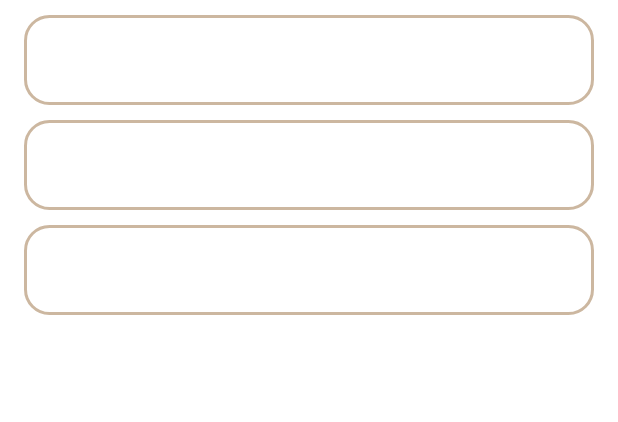
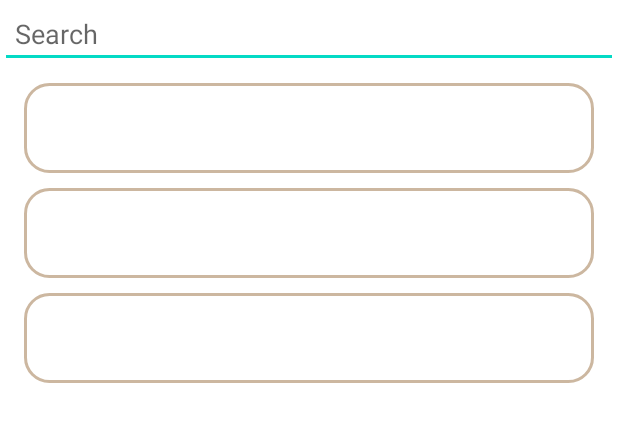
Before and after one commit to DMerzlyakov/Aston-Dev-5-6, an Android app: the layout fragment_contact_list.xml on its own in the app's theme, with its tools: preview values and no code run, on a phone screen of 412 x 824 dp. Shown: the top 422 px of the screen. Run offline under Robolectric (Android 15) with nearby library versions, the phone set to English and light mode, and no system bars.

Commit message:
6_1 - Поиск по имени/фамилии, удаление по длинному нажатию

```diff
--- a/app/src/main/res/layout/fragment_contact_list.xml
+++ b/app/src/main/res/layout/fragment_contact_list.xml
@@ -1,7 +1,22 @@
 <?xml version="1.0" encoding="utf-8"?>
-<androidx.recyclerview.widget.RecyclerView xmlns:android="http://schemas.android.com/apk/res/android"
+<LinearLayout xmlns:android="http://schemas.android.com/apk/res/android"
     xmlns:app="http://schemas.android.com/apk/res-auto"
     xmlns:tools="http://schemas.android.com/tools"
+    android:layout_width="match_parent"
+    android:layout_height="match_parent"
+    android:orientation="vertical">
+
+    <EditText
+        android:id="@+id/searchEditText"
+        android:layout_width="match_parent"
+        android:layout_height="wrap_content"
+        android:imeOptions="flagNoFullscreen|actionDone"
+        android:paddingStart="10dp"
+        android:hint="@string/hint_search_edit_text"
+        android:inputType="textPersonName"
+        android:importantForAutofill="no" />
+
+    <androidx.recyclerview.widget.RecyclerView
         android:id="@+id/list"
         android:name="com.example.aston_dev_5.ContactFragment"
         android:layout_width="match_parent"
@@ -11,3 +26,5 @@
         app:layoutManager="LinearLayoutManager"
         tools:context=".fragment.ContactFragment"
         tools:listitem="@layout/fragment_contact" />
+
+</LinearLayout>
--- a/app/src/main/res/values-night/themes.xml
+++ b/app/src/main/res/values-night/themes.xml
@@ -1,6 +1,6 @@
 <resources xmlns:tools="http://schemas.android.com/tools">
     <!-- Base application theme. -->
-    <style name="Theme.Astondev5" parent="Theme.MaterialComponents.Light.NoActionBar">
+    <style name="Theme.Astondev5" parent="Theme.MaterialComponents.Light.DarkActionBar">
         <!-- Primary brand color. -->
         <item name="colorPrimary">@color/purple_200</item>
         <item name="colorPrimaryVariant">@color/purple_700</item>
--- a/app/src/main/res/values/strings.xml
+++ b/app/src/main/res/values/strings.xml
@@ -6,4 +6,5 @@
     <string name="btn_save_text">Save</string>
     <string name="btn_cancel">Cancel</string>
     <string name="avatar_description_text">avatar Image</string>
+    <string name="hint_search_edit_text">Search</string>
 </resources>
--- a/app/src/main/res/values/themes.xml
+++ b/app/src/main/res/values/themes.xml
@@ -1,6 +1,6 @@
 <resources xmlns:tools="http://schemas.android.com/tools">
     <!-- Base application theme. -->
-    <style name="Theme.Astondev5" parent="Theme.MaterialComponents.Light.NoActionBar">
+    <style name="Theme.Astondev5" parent="Theme.MaterialComponents.Light.DarkActionBar">
         <!-- Primary brand color. -->
         <item name="colorPrimary">@color/purple_500</item>
         <item name="colorPrimaryVariant">@color/purple_700</item>
@@ -11,6 +11,8 @@
         <item name="colorOnSecondary">@color/black</item>
         <!-- Status bar color. -->
         <item name="android:statusBarColor">@color/border_color</item>
+
+<!--        <item name="android:windowTranslucentStatus">true</item>-->
         <!-- Customize your theme here. -->
     </style>
 </resources>
```
Also changed, not shown: app/src/main/java/com/example/aston_dev_5/fragment/ContactFragment.kt (+32 -22 lines), app/src/main/java/com/example/aston_dev_5/fragment/MyContactRecyclerViewAdapter.kt (+17 -9 lines). Lines whose indentation alone changed are shown as unchanged.
